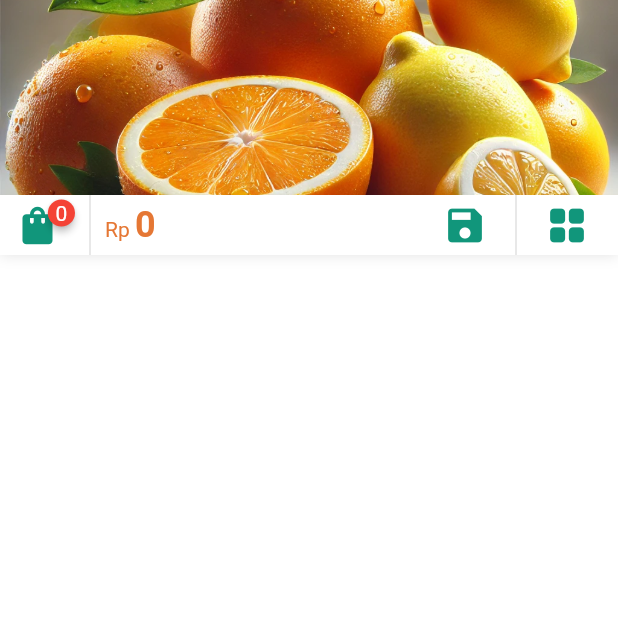
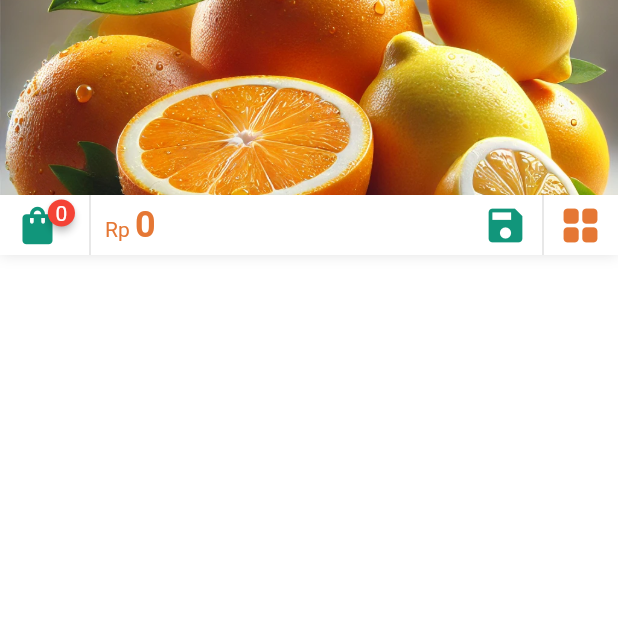
Before and after one commit to wicaksonotia/flutter-stmj-himalaya, a Flutter app: the screen it shows after launch, on a phone screen of 412 x 824 dp, the top half of it. Run offline on Flutter 3.47's test engine with Material 3 defaults, Android fonts, the phone set to English and light mode, and no system bars; drawn by our look-alikes of badges; our stand-ins replace animate_do, dio, flutter_slidable, gap, get, shared_preferences and 1 more; network calls fail.

Commit message:
change design add or remove

```diff
--- a/lib/commons/colors.dart
+++ b/lib/commons/colors.dart
@@ -5,5 +5,8 @@ class MyColors {
   static const Color red = Color.fromARGB(255, 220, 80, 87);
   static const Color green = Color(0xFF11967b);
   static const Color blue = Color(0xFF1e81b0);
+  static const Color yellow = Color(0xFFf7c143);
+  static const Color grey = Color(0xFF9e9e9e);
+
 // Here we created a special class for the colors used in the project for ease of use later
 }
--- a/lib/pages/product/product.dart
+++ b/lib/pages/product/product.dart
@@ -76,8 +76,8 @@ class ProductPage extends StatelessWidget {
                                             Duration(milliseconds: 400)),
                                 child: const Icon(
                                   Icons.shopping_bag,
+                                  size: 30,
                                   color: MyColors.green,
-                                  size: 30,
                                 ),
                               ),
                               const SizedBox(
@@ -108,27 +108,49 @@ class ProductPage extends StatelessWidget {
                           ),
                         ),
                         const Spacer(),
-                        IconButton(
-                          padding: EdgeInsets.zero,
-                          iconSize: 30,
-                          onPressed: () {
+                        InkWell(
+                          onTap: () {
                             cartController.saveCart();
                           },
-                          icon: const Icon(Icons.save),
-                          color: MyColors.green,
+                          child: const Icon(
+                            Icons.save,
+                            color: MyColors.green,
+                            size: 30,
+                          ),
                         ),
+                        // IconButton(
+                        //   padding: EdgeInsets.zero,
+                        //   iconSize: 30,
+                        //   onPressed: () {
+                        //     cartController.saveCart();
+                        //   },
+                        //   icon: const Icon(Icons.save),
+                        //   color: MyColors.green,
+                        // ),
                         verticalSeparator(),
-                        IconButton(
-                          padding: EdgeInsets.zero,
-                          iconSize: 30,
-                          onPressed: () {
+                        InkWell(
+                          onTap: () {
                             productController.toggleShowListGrid();
                           },
-                          icon: Icon((productController.showListGrid.value)
-                              ? Icons.grid_view_rounded
-                              : Icons.format_list_bulleted_rounded),
-                          color: MyColors.green,
+                          child: Icon(
+                            (productController.showListGrid.value)
+                                ? Icons.grid_view_rounded
+                                : Icons.format_list_bulleted_rounded,
+                            color: MyColors.primary,
+                            size: 30,
+                          ),
                         ),
+                        // IconButton(
+                        //   padding: EdgeInsets.zero,
+                        //   iconSize: 30,
+                        //   onPressed: () {
+                        //     productController.toggleShowListGrid();
+                        //   },
+                        //   icon: Icon((productController.showListGrid.value)
+                        //       ? Icons.grid_view_rounded
+                        //       : Icons.format_list_bulleted_rounded),
+                        //   color: MyColors.green,
+                        // ),
                       ],
                     ),
                   ),
--- a/lib/pages/product/product_grid_view.dart
+++ b/lib/pages/product/product_grid_view.dart
@@ -118,7 +118,6 @@ class ProductGridView extends StatelessWidget {
               mainAxisExtent: 290,
             ),
             itemBuilder: (_, index) {
-              // var dataIdProduct = controller.productItems[index].idProduct!;
               var dataProductName = controller.productItems[index].productName!;
               var dataDescription = controller.productItems[index].description!;
               var dataPrice = controller.productItems[index].price!;
```
Also changed, not shown: lib/pages/product/increment_and_decrement.dart (+75 -16 lines).
